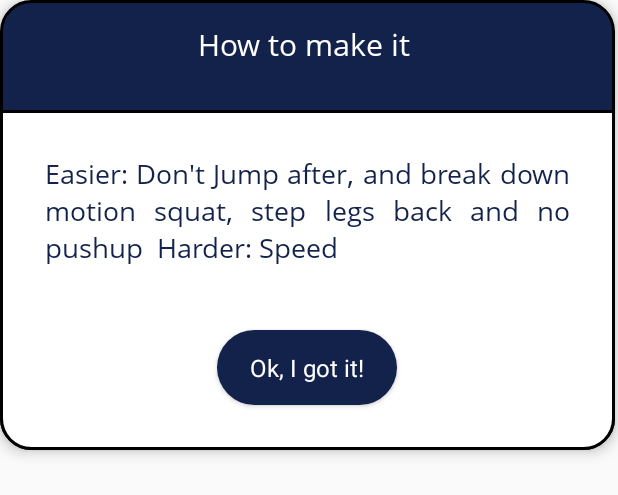
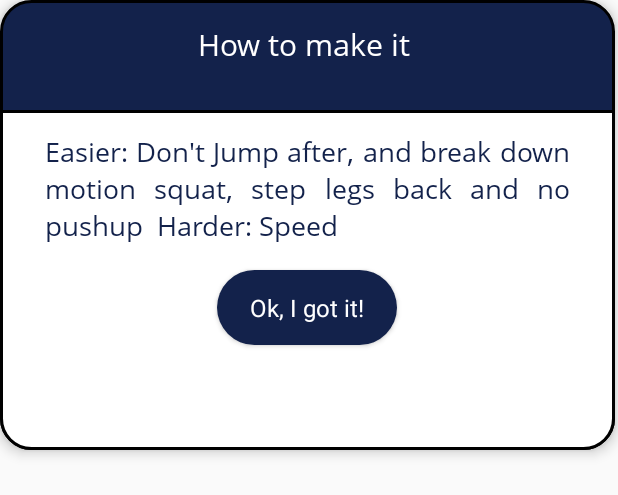
Before and after one commit to TeamB7/On-Your-Toes, an Android app: the layout pop_up_window_exercise_more.xml on its own in the app's theme, with its tools: preview values and no code run, on a phone screen of 412 x 824 dp. Shown: the top 495 px of the screen. Run offline under Robolectric (Android 15) with nearby library versions, the phone set to English and light mode, and no system bars; Roboto replaces fonts that are not available here.

Commit message:
window size

```diff
--- a/app/src/main/java/com/example/a5120app/ExerciseFragment.java
+++ b/app/src/main/java/com/example/a5120app/ExerciseFragment.java
@@ -83,7 +83,7 @@ public class ExerciseFragment extends Fragment {
                 LayoutInflater inflater = (LayoutInflater) context.getSystemService(LAYOUT_INFLATER_SERVICE);
                 View popupView = inflater.inflate(R.layout.pop_up_window, null);
 
-                popupWindow = new PopupWindow(popupView, 950, 750);
+                popupWindow = new PopupWindow(popupView, 1000, 800);
 
                 popupWindow.showAtLocation(view, Gravity.CENTER, 0, 0);
 
@@ -168,7 +168,7 @@ public class ExerciseFragment extends Fragment {
                 LayoutInflater inflater = (LayoutInflater) context.getSystemService(LAYOUT_INFLATER_SERVICE);
                 View popupView = inflater.inflate(R.layout.pop_up_window_exercise_more, null);
 
-                popupWindow = new PopupWindow(popupView, 950,750);
+                popupWindow = new PopupWindow(popupView, 1000,800);
 
                 popupWindow.showAtLocation(view, Gravity.CENTER, 0, 0);
 
--- a/app/src/main/res/layout/pop_up_window_exercise_more.xml
+++ b/app/src/main/res/layout/pop_up_window_exercise_more.xml
@@ -33,7 +33,7 @@
             android:layout_row="0"
             android:layout_column="0"
             android:layout_marginStart="30dp"
-            android:layout_marginTop="30dp"
+            android:layout_marginTop="15dp"
             android:layout_marginEnd="30dp"
             android:fontFamily="@font/open_sans"
             android:gravity="center|center_horizontal|center_vertical"
@@ -52,7 +52,7 @@
         android:layout_width="120dp"
         android:layout_height="50dp"
         android:layout_centerHorizontal="true"
-        android:layout_marginTop="220dp"
+        android:layout_marginTop="180dp"
         android:background="@drawable/buttonselect"
         android:gravity="center"
         android:text="Ok, I got it!"
```
